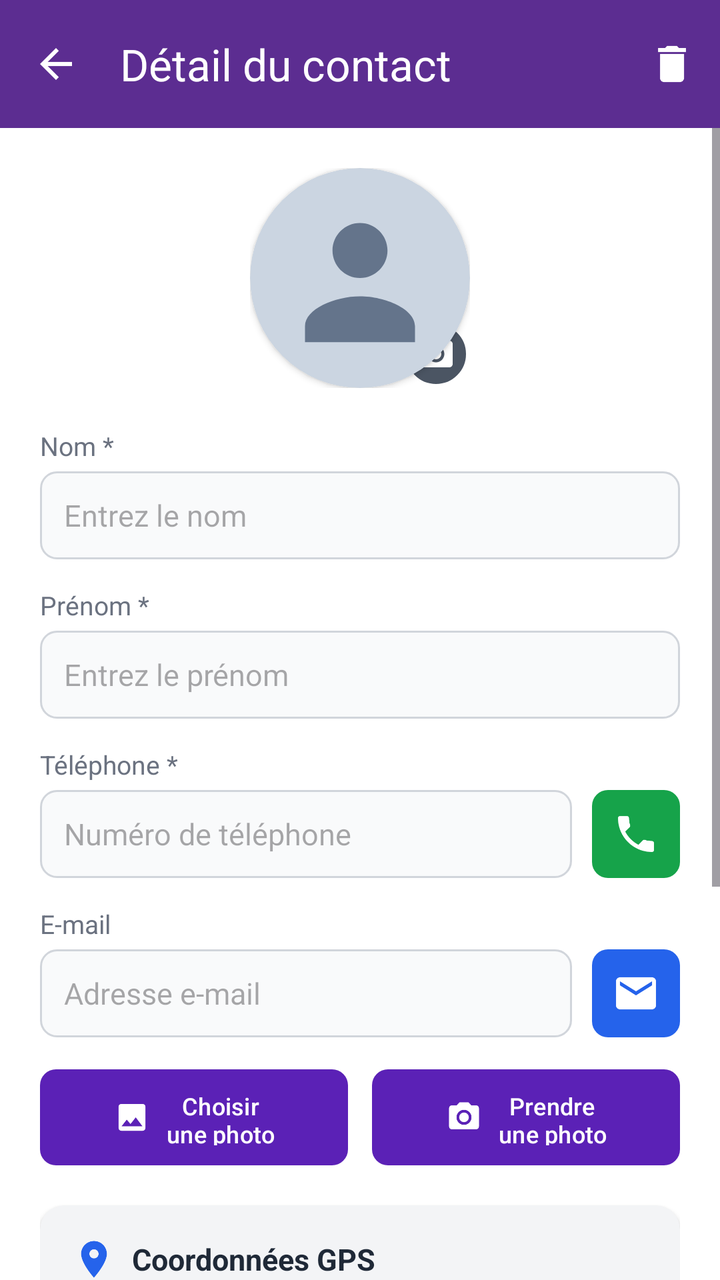
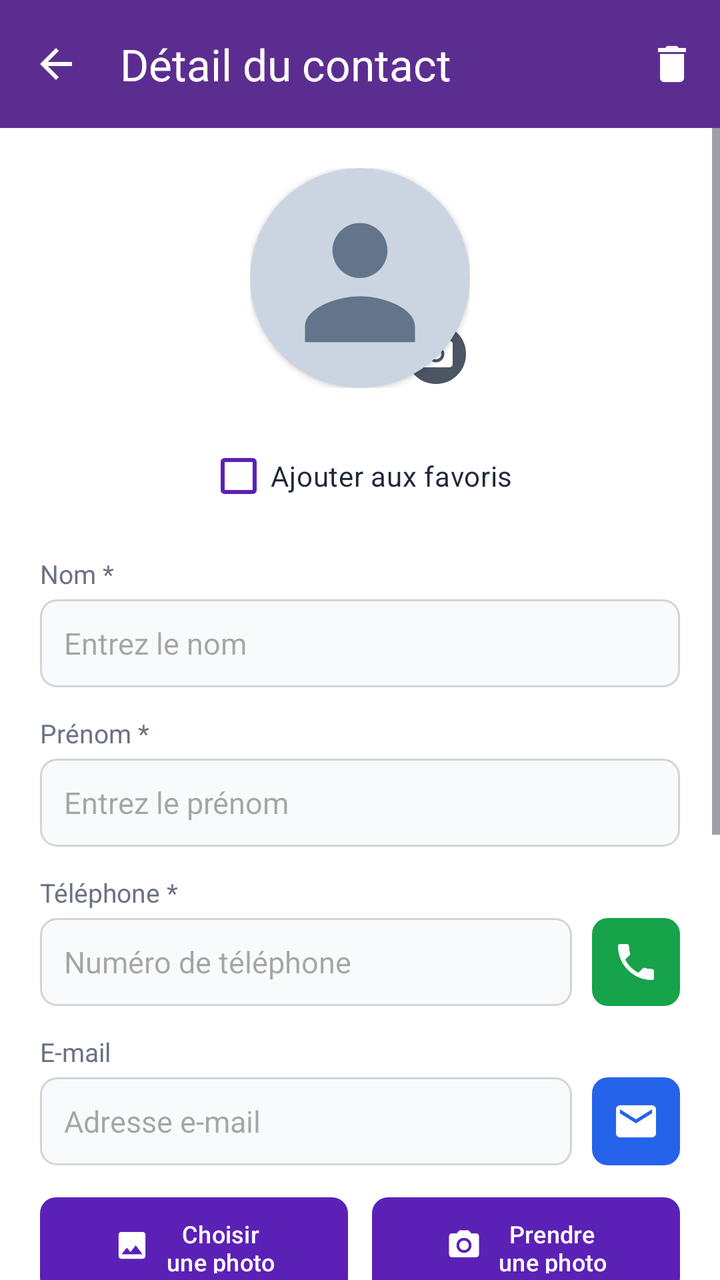

Before-and-after screenshots of an Android layout around one commit, followed by the original layout XML and the change that was made.
<!-- AndroidManifest.xml: application theme Theme.TP_ListView -->
<!-- res/layout/fragment_detail_contact.xml -->
<?xml version="1.0" encoding="utf-8"?>
<LinearLayout xmlns:android="http://schemas.android.com/apk/res/android"
    xmlns:app="http://schemas.android.com/apk/res-auto"
    android:id="@+id/detail_contact_root"
    android:layout_width="match_parent"
    android:layout_height="match_parent"
    android:orientation="vertical"
    android:background="@color/white">

    
    <com.google.android.material.appbar.MaterialToolbar
        android:id="@+id/toolbarDetail"
        android:layout_width="match_parent"
        android:layout_height="?attr/actionBarSize"
        android:background="@color/primary_purple"
        app:title="@string/title_detail"
        app:titleTextColor="@color/white"
        app:navigationIcon="@drawable/ic_arrow_back"
        app:navigationIconTint="@color/white"
        app:menu="@menu/menu_detail"
        android:elevation="4dp" />

    
    <ScrollView
        android:layout_width="match_parent"
        android:layout_height="0dp"
        android:layout_weight="1"
        android:fillViewport="true">

        <LinearLayout
            android:layout_width="match_parent"
            android:layout_height="wrap_content"
            android:orientation="vertical"
            android:padding="20dp">

            
            <RelativeLayout
                android:layout_width="wrap_content"
                android:layout_height="wrap_content"
                android:layout_gravity="center_horizontal"
                android:layout_marginBottom="20dp">

                <androidx.cardview.widget.CardView
                    android:id="@+id/cardPhoto"
                    android:layout_width="110dp"
                    android:layout_height="110dp"
                    app:cardCornerRadius="55dp"
                    app:cardElevation="2dp"
                    app:cardBackgroundColor="@android:color/transparent">

                    <ImageView
                        android:id="@+id/ivDetailPhoto"
                        android:layout_width="match_parent"
                        android:layout_height="match_parent"
                        android:scaleType="centerCrop"
                        android:src="@drawable/ic_default_avatar"
                        android:contentDescription="Photo du contact" />
                </androidx.cardview.widget.CardView>

                <ImageView
                    android:id="@+id/ivCameraBadge"
                    android:layout_width="34dp"
                    android:layout_height="34dp"
                    android:layout_alignEnd="@id/cardPhoto"
                    android:layout_alignBottom="@id/cardPhoto"
                    android:background="@drawable/bg_circle_camera"
                    android:padding="7dp"
                    android:src="@drawable/ic_camera"
                    app:tint="@color/white"
                    android:contentDescription="Prendre une photo" />
            </RelativeLayout>

            
            <TextView
                android:layout_width="wrap_content"
                android:layout_height="wrap_content"
                android:text="@string/label_nom"
                android:textSize="13sp"
                android:textColor="@color/text_secondary"
                android:layout_marginBottom="4dp" />

            <EditText
                android:id="@+id/etNom"
                android:layout_width="match_parent"
                android:layout_height="44dp"
                android:background="@drawable/bg_input_field"
                android:hint="@string/hint_nom"
                android:paddingHorizontal="12dp"
                android:textSize="15sp"
                android:textColor="@color/text_primary"
                android:inputType="textPersonName|textCapWords"
                android:layout_marginBottom="14dp" />

            
            <TextView
                android:layout_width="wrap_content"
                android:layout_height="wrap_content"
                android:text="@string/label_prenom"
                android:textSize="13sp"
                android:textColor="@color/text_secondary"
                android:layout_marginBottom="4dp" />

            <EditText
                android:id="@+id/etPrenom"
                android:layout_width="match_parent"
                android:layout_height="44dp"
                android:background="@drawable/bg_input_field"
                android:hint="@string/hint_prenom"
                android:paddingHorizontal="12dp"
                android:textSize="15sp"
                android:textColor="@color/text_primary"
                android:inputType="textPersonName|textCapWords"
                android:layout_marginBottom="14dp" />

            
            <TextView
                android:layout_width="wrap_content"
                android:layout_height="wrap_content"
                android:text="@string/label_telephone"
                android:textSize="13sp"
                android:textColor="@color/text_secondary"
                android:layout_marginBottom="4dp" />

            <LinearLayout
                android:layout_width="match_parent"
                android:layout_height="wrap_content"
                android:orientation="horizontal"
                android:gravity="center_vertical"
                android:layout_marginBottom="14dp">

                <EditText
                    android:id="@+id/etTelephone"
                    android:layout_width="0dp"
                    android:layout_height="44dp"
                    android:layout_weight="1"
                    android:background="@drawable/bg_input_field"
                    android:hint="@string/hint_telephone"
                    android:paddingHorizontal="12dp"
                    android:textSize="15sp"
                    android:textColor="@color/text_primary"
                    android:inputType="phone" />

                <ImageButton
                    android:id="@+id/btnAppeler"
                    android:layout_width="44dp"
                    android:layout_height="44dp"
                    android:layout_marginStart="10dp"
                    android:background="@drawable/bg_btn_call"
                    android:src="@drawable/ic_call"
                    app:tint="@color/white"
                    android:contentDescription="@string/btn_appeler" />
            </LinearLayout>

            
            <TextView
                android:layout_width="wrap_content"
                android:layout_height="wrap_content"
                android:text="@string/label_email"
                android:textSize="13sp"
                android:textColor="@color/text_secondary"
                android:layout_marginBottom="4dp" />

            <LinearLayout
                android:layout_width="match_parent"
                android:layout_height="wrap_content"
                android:orientation="horizontal"
                android:gravity="center_vertical"
                android:layout_marginBottom="16dp">

                <EditText
                    android:id="@+id/etEmail"
                    android:layout_width="0dp"
                    android:layout_height="44dp"
                    android:layout_weight="1"
                    android:background="@drawable/bg_input_field"
                    android:hint="@string/hint_email"
                    android:paddingHorizontal="12dp"
                    android:textSize="15sp"
                    android:textColor="@color/text_primary"
                    android:inputType="textEmailAddress" />

                <ImageButton
                    android:id="@+id/btnEmail"
                    android:layout_width="44dp"
                    android:layout_height="44dp"
                    android:layout_marginStart="10dp"
                    android:background="@drawable/bg_btn_email"
                    android:src="@drawable/ic_email"
                    app:tint="@color/white"
                    android:contentDescription="@string/btn_email" />
            </LinearLayout>

            
            <LinearLayout
                android:layout_width="match_parent"
                android:layout_height="wrap_content"
                android:orientation="horizontal"
                android:layout_marginBottom="20dp">

                <com.google.android.material.button.MaterialButton
                    android:id="@+id/btnChoisirPhoto"
                    android:layout_width="0dp"
                    android:layout_height="48dp"
                    android:layout_weight="1"
                    android:layout_marginEnd="6dp"
                    android:background="@drawable/bg_btn_photo"
                    app:backgroundTint="@color/purple_action"
                    android:text="@string/btn_choisir_photo"
                    android:textSize="12sp"
                    android:textAllCaps="false"
                    android:textColor="@color/white"
                    app:icon="@drawable/ic_gallery"
                    app:iconTint="@color/white"
                    app:iconGravity="textStart"
                    app:cornerRadius="8dp" />

                <com.google.android.material.button.MaterialButton
                    android:id="@+id/btnPrendrePhoto"
                    android:layout_width="0dp"
                    android:layout_height="48dp"
                    android:layout_weight="1"
                    android:layout_marginStart="6dp"
                    android:background="@drawable/bg_btn_photo"
                    app:backgroundTint="@color/purple_action"
                    android:text="@string/btn_prendre_photo"
                    android:textSize="12sp"
                    android:textAllCaps="false"
                    android:textColor="@color/white"
                    app:icon="@drawable/ic_camera"
                    app:iconTint="@color/white"
                    app:iconGravity="textStart"
                    app:cornerRadius="8dp" />
            </LinearLayout>

            
            <androidx.cardview.widget.CardView
                android:layout_width="match_parent"
                android:layout_height="wrap_content"
                android:layout_marginBottom="24dp"
                app:cardCornerRadius="12dp"
                app:cardElevation="2dp"
                app:cardBackgroundColor="@color/bg_light">

                <LinearLayout
                    android:layout_width="match_parent"
                    android:layout_height="wrap_content"
                    android:orientation="vertical"
                    android:padding="16dp">

                    <LinearLayout
                        android:layout_width="match_parent"
                        android:layout_height="wrap_content"
                        android:orientation="horizontal"
                        android:gravity="center_vertical"
                        android:layout_marginBottom="12dp">

                        <ImageView
                            android:layout_width="22dp"
                            android:layout_height="22dp"
                            android:src="@drawable/ic_location_pin"
                            app:tint="@color/blue_action"
                            android:contentDescription="Position GPS" />

                        <TextView
                            android:layout_width="wrap_content"
                            android:layout_height="wrap_content"
                            android:layout_marginStart="8dp"
                            android:text="@string/label_coordonnees_gps"
                            android:textColor="@color/text_primary"
                            android:textSize="15sp"
                            android:textStyle="bold" />
                    </LinearLayout>

                    <LinearLayout
                        android:layout_width="match_parent"
                        android:layout_height="wrap_content"
                        android:orientation="horizontal">

                        
                        <LinearLayout
                            android:layout_width="0dp"
                            android:layout_height="wrap_content"
                            android:layout_weight="1"
                            android:layout_marginEnd="6dp"
                            android:orientation="vertical">

                            <TextView
                                android:layout_width="wrap_content"
                                android:layout_height="wrap_content"
                                android:text="@string/label_latitude"
                                android:textSize="12sp"
                                android:textColor="@color/text_secondary"
                                android:layout_marginBottom="4dp" />

                            <EditText
                                android:id="@+id/etLatitude"
                                android:layout_width="match_parent"
                                android:layout_height="44dp"
                                android:background="@drawable/bg_input_field"
                                android:hint="@string/hint_latitude"
                                android:inputType="numberSigned|numberDecimal"
                                android:paddingHorizontal="10dp"
                                android:textSize="14sp"
                                android:textColor="@color/text_primary" />
                        </LinearLayout>

                        
                        <LinearLayout
                            android:layout_width="0dp"
                            android:layout_height="wrap_content"
                            android:layout_weight="1"
                            android:layout_marginStart="6dp"
                            android:orientation="vertical">

                            <TextView
                                android:layout_width="wrap_content"
                                android:layout_height="wrap_content"
                                android:text="@string/label_longitude"
                                android:textSize="12sp"
                                android:textColor="@color/text_secondary"
                                android:layout_marginBottom="4dp" />

                            <EditText
                                android:id="@+id/etLongitude"
                                android:layout_width="match_parent"
                                android:layout_height="44dp"
                                android:background="@drawable/bg_input_field"
                                android:hint="@string/hint_longitude"
                                android:inputType="numberSigned|numberDecimal"
                                android:paddingHorizontal="10dp"
                                android:textSize="14sp"
                                android:textColor="@color/text_primary" />
                        </LinearLayout>
                    </LinearLayout>

                    
                    <com.google.android.material.button.MaterialButton
                        android:id="@+id/btnVoirSurCarte"
                        android:layout_width="match_parent"
                        android:layout_height="46dp"
                        android:layout_marginTop="12dp"
                        android:background="@drawable/bg_btn_map"
                        app:backgroundTint="@color/blue_action"
                        android:text="@string/btn_voir_carte"
                        android:textSize="14sp"
                        android:textAllCaps="false"
                        android:textColor="@color/white"
                        app:icon="@drawable/ic_map"
                        app:iconTint="@color/white"
                        app:iconGravity="textStart"
                        app:cornerRadius="8dp" />

                </LinearLayout>
            </androidx.cardview.widget.CardView>

            
            <com.google.android.material.button.MaterialButton
                android:id="@+id/btnEnregistrer"
                android:layout_width="match_parent"
                android:layout_height="50dp"
                android:background="@drawable/bg_btn_save"
                app:backgroundTint="@color/green_action"
                android:text="@string/btn_enregistrer"
                android:textSize="15sp"
                android:textStyle="bold"
                android:textAllCaps="false"
                android:textColor="@color/white"
                app:cornerRadius="8dp"
                android:layout_marginBottom="10dp" />

            
            <com.google.android.material.button.MaterialButton
                android:id="@+id/btnAnnuler"
                android:layout_width="match_parent"
                android:layout_height="44dp"
                android:text="@string/btn_annuler"
                android:textSize="14sp"
                android:textAllCaps="false"
                android:textColor="@color/text_secondary"
                style="@style/Widget.MaterialComponents.Button.TextButton" />

        </LinearLayout>
    </ScrollView>

</LinearLayout>
<!-- resources referenced by this layout -->
<resources>
  <color name="bg_light">#F3F4F6</color>
  <color name="blue_action">#2563EB</color>
  <color name="green_action">#16A34A</color>
  <color name="primary_purple">#5C2D91</color>
  <color name="purple_action">#5B21B6</color>
  <color name="text_primary">#1F2937</color>
  <color name="text_secondary">#6B7280</color>
  <color name="white">#FFFFFFFF</color>
  <!-- drawable bg_btn_call (drawable) -->
  <ripple xmlns:android="http://schemas.android.com/apk/res/android"
      android:color="#80FFFFFF">
      <item>
          <shape android:shape="rectangle">
              <corners android:radius="8dp" />
              <solid android:color="#16A34A" />
          </shape>
      </item>
  </ripple>
  <!-- drawable bg_btn_email (drawable) -->
  <ripple xmlns:android="http://schemas.android.com/apk/res/android"
      android:color="#80FFFFFF">
      <item>
          <shape android:shape="rectangle">
              <corners android:radius="8dp" />
              <solid android:color="#2563EB" />
          </shape>
      </item>
  </ripple>
  <!-- drawable bg_btn_map (drawable) -->
  <?xml version="1.0" encoding="utf-8"?>
  <shape xmlns:android="http://schemas.android.com/apk/res/android"
      android:shape="rectangle">
      <solid android:color="@color/blue_action" />
      <corners android:radius="8dp" />
  </shape>
  <!-- drawable bg_btn_photo (drawable) -->
  <ripple xmlns:android="http://schemas.android.com/apk/res/android"
      android:color="#80FFFFFF">
      <item>
          <shape android:shape="rectangle">
              <corners android:radius="8dp" />
              <solid android:color="#5B21B6" />
          </shape>
      </item>
  </ripple>
  <!-- drawable bg_btn_save (drawable) -->
  <ripple xmlns:android="http://schemas.android.com/apk/res/android"
      android:color="#80FFFFFF">
      <item>
          <shape android:shape="rectangle">
              <corners android:radius="10dp" />
              <solid android:color="#16A34A" />
          </shape>
      </item>
  </ripple>
  <!-- drawable bg_circle_camera (drawable) -->
  <shape xmlns:android="http://schemas.android.com/apk/res/android"
      android:shape="oval">
      <solid android:color="#4B5563" />
      <stroke android:width="2dp" android:color="#FFFFFF" />
  </shape>
  <!-- drawable bg_input_field (drawable) -->
  <shape xmlns:android="http://schemas.android.com/apk/res/android"
      android:shape="rectangle">
      <corners android:radius="8dp" />
      <solid android:color="#F9FAFB" />
      <stroke android:width="1dp" android:color="#D1D5DB" />
  </shape>
  <string name="btn_annuler">Annuler</string>
  <string name="btn_appeler">Appeler</string>
  <string name="btn_choisir_photo">Choisir\nune photo</string>
  <string name="btn_email">Envoyer un e-mail</string>
  <string name="btn_enregistrer">Enregistrer</string>
  <string name="btn_prendre_photo">Prendre\nune photo</string>
  <string name="btn_voir_carte">Voir sur la carte</string>
  <string name="hint_email">Adresse e-mail</string>
  <string name="hint_latitude">Ex : 48.8566</string>
  <string name="hint_longitude">Ex : 2.3522</string>
  <string name="hint_nom">Entrez le nom</string>
  <string name="hint_prenom">Entrez le prénom</string>
  <string name="hint_telephone">Numéro de téléphone</string>
  <string name="label_coordonnees_gps">Coordonnées GPS</string>
  <string name="label_email">E-mail</string>
  <string name="label_latitude">Latitude (-90° à 90°)</string>
  <string name="label_longitude">Longitude (-180° à 180°)</string>
  <string name="label_nom">Nom *</string>
  <string name="label_prenom">Prénom *</string>
  <string name="label_telephone">Téléphone *</string>
  <string name="title_detail">Détail du contact</string>
  <style name="Theme.TP_ListView" parent="Base.Theme.TP_ListView" />
  <color name="primary_purple_dark">#431D6E</color>
  <color name="black">#FF000000</color>
  <!-- unchanged entries left out for length: 9 -->
</resources>

<!-- the commit's change to res/layout/fragment_detail_contact.xml (unified diff, before → after) -->
@@ -69,6 +69,18 @@
                     app:tint="@color/white"
                     android:contentDescription="Prendre une photo" />
             </RelativeLayout>
+
+            
+            <com.google.android.material.checkbox.MaterialCheckBox
+                android:id="@+id/cbFavori"
+                android:layout_width="wrap_content"
+                android:layout_height="wrap_content"
+                android:layout_gravity="center_horizontal"
+                android:text="@string/label_favori"
+                android:textSize="14sp"
+                android:textColor="@color/text_primary"
+                android:buttonTint="@color/purple_action"
+                android:layout_marginBottom="16dp" />
 
             
             <TextView
<!-- resource entries referenced after the edit -->
@@ -83,6 +83,7 @@
   <string name="hint_telephone">Numéro de téléphone</string>
   <string name="label_coordonnees_gps">Coordonnées GPS</string>
   <string name="label_email">E-mail</string>
+  <string name="label_favori">Ajouter aux favoris</string>
   <string name="label_latitude">Latitude (-90° à 90°)</string>
   <string name="label_longitude">Longitude (-180° à 180°)</string>
   <string name="label_nom">Nom *</string>
